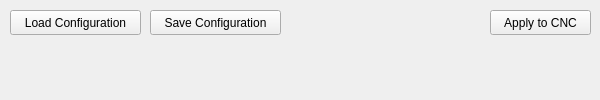
This is src/ControleWidget.ui in polybox3d/Tools-Polybox as Qt 5 draws it before an edit. The edited form follows.
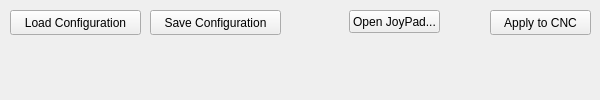
This is the edited form.

```diff
--- a/src/ControleWidget.ui
+++ b/src/ControleWidget.ui
@@ -52,6 +52,19 @@
     <string>Save Configuration</string>
    </property>
   </widget>
+  <widget class="QPushButton" name="openJoypad">
+   <property name="geometry">
+    <rect>
+     <x>349</x>
+     <y>10</y>
+     <width>91</width>
+     <height>23</height>
+    </rect>
+   </property>
+   <property name="text">
+    <string>Open JoyPad...</string>
+   </property>
+  </widget>
  </widget>
  <resources/>
  <connections/>
```
